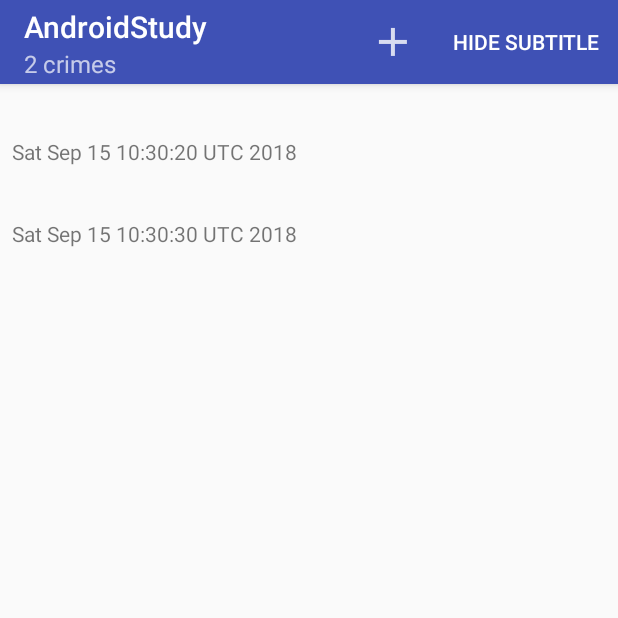
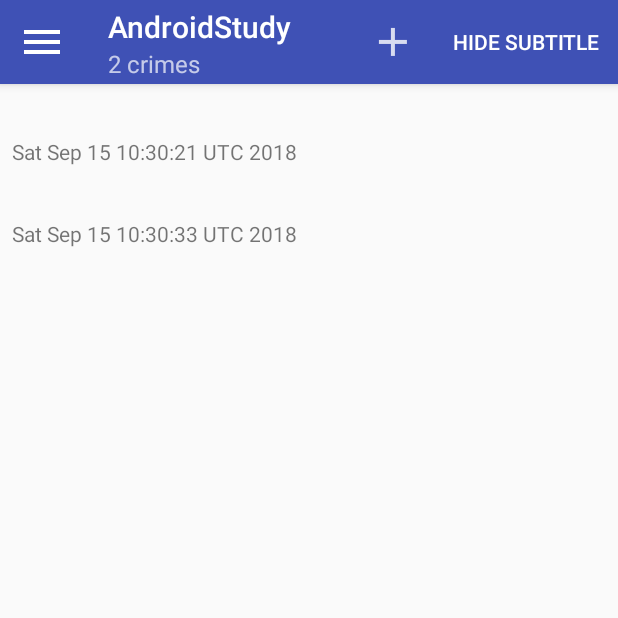
Before and after one commit to SunJie117/AndroidStudy, an Android app: the CrimeListFragment screen opened directly, with no data from a screen before it, after a tap on "SHOW SUBTITLE", on a phone screen of 412 x 824 dp, the top half of it. Run offline under Robolectric (Android 15) with nearby library versions, the phone set to English and light mode, and no system bars; 1 other tap on this screen came first.

Commit message:
工具栏测试

```diff
--- a/app/src/main/AndroidManifest.xml
+++ b/app/src/main/AndroidManifest.xml
@@ -28,8 +28,11 @@
         <activity android:name=".criminalintent.CrimeListActivity">
         </activity>
         <activity
-            android:name=".criminalintent.CrimePagerActivity"
-            android:parentActivityName=".criminalintent.CrimeListActivity">
+            android:name=".criminalintent.CrimePagerActivity">
+        <!--android:parentActivityName=".criminalintent.CrimeListActivity" -->
+
+
+
         </activity>
 
         <provider
--- a/app/src/main/java/com/camark/androidstudy/criminalintent/CrimeListActivity.java
+++ b/app/src/main/java/com/camark/androidstudy/criminalintent/CrimeListActivity.java
@@ -2,6 +2,7 @@ package com.camark.androidstudy.criminalintent;
 
 import android.content.Intent;
 import android.support.v4.app.Fragment;
+import android.support.v7.app.ActionBar;
 
 import com.camark.androidstudy.R;
 
@@ -35,6 +36,16 @@ public class CrimeListActivity extends SingleFragmentActivity implements CrimeLi
     }
 
     @Override
+    public void onSetActionBar() {
+        ActionBar actionBar = getSupportActionBar();
+
+        if (actionBar != null) {
+            actionBar.setDisplayHomeAsUpEnabled(true);
+            actionBar.setHomeAsUpIndicator(R.drawable.ic_menu);
+        }
+    }
+
+    @Override
     public void onCrimeUpdated(Crime crime) {
         CrimeListFragment listFragment = (CrimeListFragment)
                 getSupportFragmentManager()
--- a/app/src/main/java/com/camark/androidstudy/criminalintent/CrimeListFragment.java
+++ b/app/src/main/java/com/camark/androidstudy/criminalintent/CrimeListFragment.java
@@ -5,6 +5,8 @@ import android.content.Intent;
 import android.os.Bundle;
 import android.support.annotation.Nullable;
 import android.support.v4.app.Fragment;
+import android.support.v4.view.GravityCompat;
+import android.support.v4.widget.DrawerLayout;
 import android.support.v7.app.AppCompatActivity;
 import android.support.v7.widget.LinearLayoutManager;
 import android.support.v7.widget.RecyclerView;
@@ -34,12 +36,14 @@ public class CrimeListFragment extends Fragment {
     private CrimeAdapter mAdapter;
     private boolean mSubtitleVisible;
     private Callbacks mCallbacks;
+    private DrawerLayout mDrawerLayout;
 
     /**
      * Required interface for hosting activities
      */
     public interface Callbacks {
         void onCrimeSelected(Crime crime);
+        void onSetActionBar();
     }
 
 
@@ -48,6 +52,7 @@ public class CrimeListFragment extends Fragment {
     public void onAttach(Context context) {
         super.onAttach(context);
         mCallbacks = (Callbacks) context;
+        mCallbacks.onSetActionBar();
     }
 
     @Override
@@ -68,6 +73,8 @@ public class CrimeListFragment extends Fragment {
         View view = inflater.inflate(R.layout.fragment_crime_list, container, false);
         mCrimeRecyclerView = view.findViewById(R.id.crime_recycler_view);
         mCrimeRecyclerView.setLayoutManager(new LinearLayoutManager(getActivity()));
+
+        mDrawerLayout = view.findViewById(R.id.crime_drawer_layout);
 
         if (savedInstanceState != null) {
             mSubtitleVisible = savedInstanceState.getBoolean(SAVED_SUBTITLE_VISIBLE);
@@ -131,6 +138,10 @@ public class CrimeListFragment extends Fragment {
                 mSubtitleVisible = !mSubtitleVisible;
                 getActivity().invalidateOptionsMenu();
                 updateSubtitle();
+                return true;
+
+            case android.R.id.home:
+                mDrawerLayout.openDrawer(GravityCompat.START);
                 return true;
             default:
                 return super.onOptionsItemSelected(item);
--- a/app/src/main/res/layout/fragment_crime_list.xml
+++ b/app/src/main/res/layout/fragment_crime_list.xml
@@ -1,6 +1,28 @@
 <?xml version="1.0" encoding="utf-8"?>
-<android.support.v7.widget.RecyclerView
+<android.support.v4.widget.DrawerLayout
     xmlns:android="http://schemas.android.com/apk/res/android"
-    android:id="@+id/crime_recycler_view"
+    xmlns:app="http://schemas.android.com/apk/res-auto"
+    android:id="@+id/crime_drawer_layout"
     android:layout_width="match_parent"
-    android:layout_height="match_parent"/>
+    android:layout_height="match_parent">
+
+
+        <android.support.v7.widget.RecyclerView
+
+            android:id="@+id/crime_recycler_view"
+            android:layout_width="match_parent"
+            android:layout_height="match_parent"/>
+
+
+
+
+<TextView
+        android:layout_width="match_parent"
+        android:layout_height="match_parent"
+        android:text="This is menu"
+        android:textSize="30sp"
+        android:background="#FFF"
+        android:layout_gravity="start"
+        />
+
+</android.support.v4.widget.DrawerLayout>
```
Also changed, not shown: app/src/main/res/drawable-xxhdpi/ic_menu.png (added).
